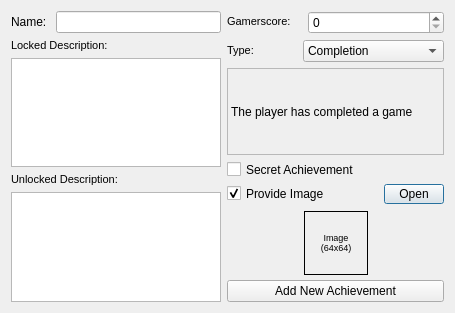
hetelek/XDBF-Manager, file XDBF/achievementinjectordialog.ui: the form before one commit.
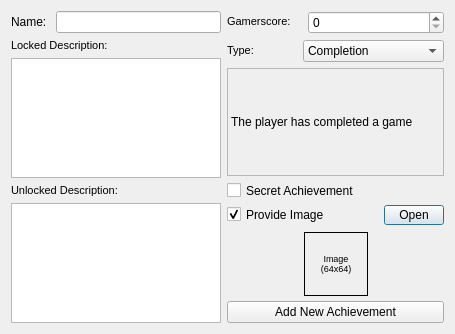
The form after the commit. Icons and pictures are not drawn.

Patch:
```diff
--- a/XDBF/achievementinjectordialog.ui
+++ b/XDBF/achievementinjectordialog.ui
@@ -7,13 +7,19 @@
     <x>0</x>
     <y>0</y>
     <width>455</width>
-    <height>313</height>
+    <height>334</height>
    </rect>
   </property>
+  <property name="minimumSize">
+   <size>
+    <width>455</width>
+    <height>334</height>
+   </size>
+  </property>
   <property name="maximumSize">
    <size>
     <width>455</width>
-    <height>313</height>
+    <height>334</height>
    </size>
   </property>
   <property name="font">
```
